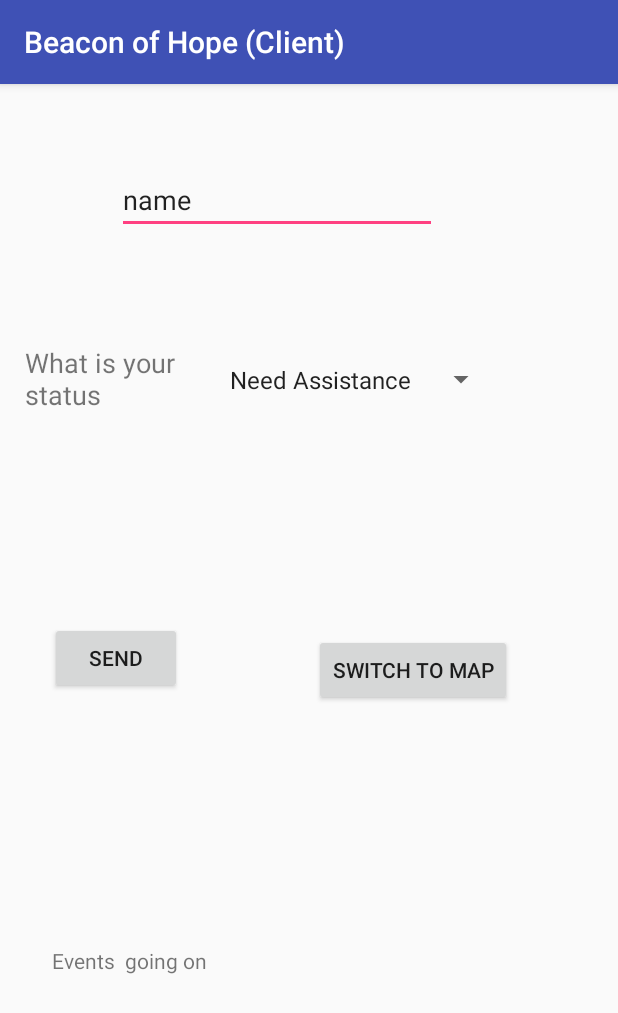
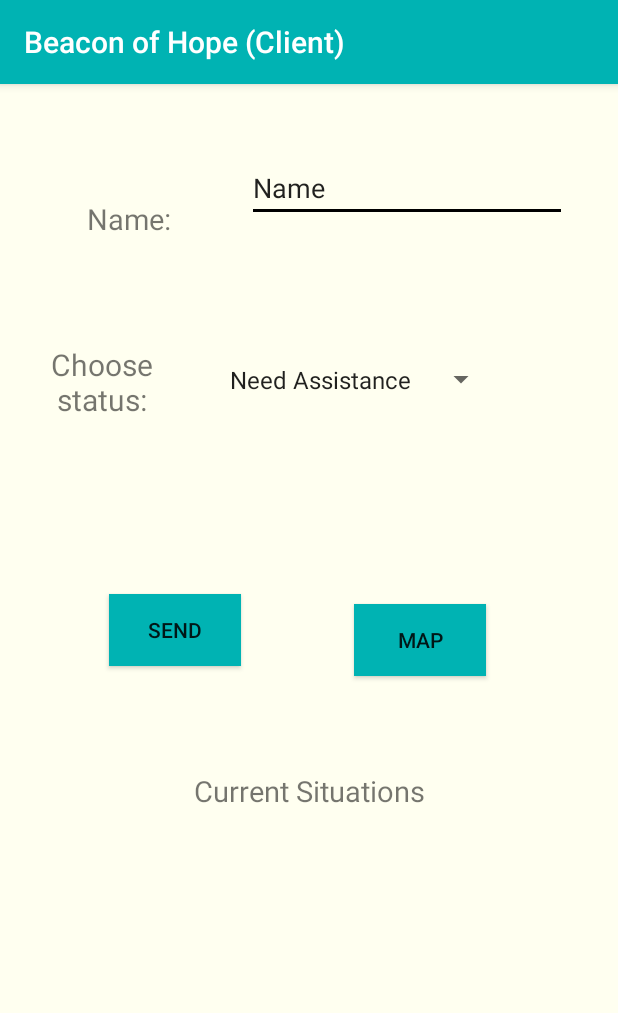
Before and after one commit to d3bird/Beacon-of-light, an Android app: the screen it shows after launch (MainActivity), on a phone screen of 412 x 824 dp. Shown: the top 1013 px of the screen. Run offline under Robolectric (Android 15) with nearby library versions, the phone set to English and light mode, and no system bars; our stand-ins replace Firebase (no records; nobody signed in at launch, a user with empty details on screens opened directly).

Commit message:
put colors on the app acott

```diff
--- a/client/app/build.gradle
+++ b/client/app/build.gradle
@@ -29,6 +29,7 @@ dependencies {
     compile 'com.google.firebase:firebase-core:11.8.0'
     compile 'com.google.firebase:firebase-database:11.8.0'
 
+    implementation 'com.android.support:design:26.1.0'
 }
 
 
--- a/client/app/src/main/res/layout/activity_main.xml
+++ b/client/app/src/main/res/layout/activity_main.xml
@@ -4,6 +4,8 @@
     xmlns:tools="http://schemas.android.com/tools"
     android:layout_width="match_parent"
     android:layout_height="match_parent"
+
+    android:background="#fffff0"
     tools:context="com.example.firebasetest.MainActivity">
 
     <Button
@@ -16,12 +18,13 @@
         android:layout_marginTop="8dp"
         android:onClick="sendinfo"
         android:text="send"
+        android:background="#00b3b3"
         app:layout_constraintBottom_toBottomOf="parent"
         app:layout_constraintEnd_toEndOf="parent"
-        app:layout_constraintHorizontal_bias="0.082"
+        app:layout_constraintHorizontal_bias="0.21"
         app:layout_constraintStart_toStartOf="parent"
         app:layout_constraintTop_toTopOf="parent"
-        app:layout_constraintVertical_bias="0.498" />
+        app:layout_constraintVertical_bias="0.472" />
 
     <EditText
         android:id="@+id/name"
@@ -33,13 +36,13 @@
         android:layout_marginTop="8dp"
         android:ems="10"
         android:inputType="textPersonName"
-        android:text="name"
+        android:text="Name"
         app:layout_constraintBottom_toBottomOf="parent"
         app:layout_constraintEnd_toEndOf="parent"
-        app:layout_constraintHorizontal_bias="0.385"
+        app:layout_constraintHorizontal_bias="0.856"
         app:layout_constraintStart_toStartOf="parent"
         app:layout_constraintTop_toTopOf="parent"
-        app:layout_constraintVertical_bias="0.066" />
+        app:layout_constraintVertical_bias="0.055" />
 
 
     <Button
@@ -51,13 +54,14 @@
         android:layout_marginStart="8dp"
         android:layout_marginTop="8dp"
         android:onClick="switchtomap"
-        android:text="switch to map"
+        android:text="map"
+        android:background="#00b3b3 "
         app:layout_constraintBottom_toBottomOf="parent"
         app:layout_constraintEnd_toEndOf="parent"
-        app:layout_constraintHorizontal_bias="0.56"
+        app:layout_constraintHorizontal_bias="0.456"
         app:layout_constraintStart_toEndOf="@+id/send"
         app:layout_constraintTop_toTopOf="parent"
-        app:layout_constraintVertical_bias="0.527" />
+        app:layout_constraintVertical_bias="0.498" />
 
     <Spinner
         android:id="@+id/spinner"
@@ -82,9 +86,9 @@
         android:layout_marginEnd="8dp"
         android:layout_marginStart="8dp"
         android:layout_marginTop="8dp"
-        android:text="What is your status"
-
-        android:textSize="18dp"
+        android:text="Choose status:"
+        android:textAlignment="center"
+        android:textSize="20dp"
         app:layout_constraintBottom_toBottomOf="parent"
         app:layout_constraintEnd_toEndOf="parent"
         app:layout_constraintHorizontal_bias="0.03"
@@ -95,12 +99,14 @@
     <TextView
         android:id="@+id/dangerevents"
         android:layout_width="345dp"
-        android:layout_height="185dp"
+        android:layout_height="145dp"
         android:layout_marginBottom="8dp"
         android:layout_marginEnd="8dp"
         android:layout_marginStart="8dp"
         android:layout_marginTop="8dp"
-        android:text="Events  going on "
+        android:text=""
+        android:textSize="29dp"
+
         app:layout_constraintBottom_toBottomOf="parent"
         app:layout_constraintEnd_toEndOf="parent"
         app:layout_constraintHorizontal_bias="0.52"
@@ -108,5 +114,42 @@
         app:layout_constraintTop_toTopOf="parent"
         app:layout_constraintVertical_bias="1.0" />
 
+    <TextView
+        android:id="@+id/textView2"
+        android:layout_width="231dp"
+        android:layout_height="53dp"
+        android:layout_marginBottom="8dp"
+        android:layout_marginEnd="8dp"
+        android:layout_marginStart="8dp"
+        android:layout_marginTop="8dp"
+        android:text="Current Situations"
+        android:textAlignment="center"
+
+        android:textSize="19dp"
+        app:layout_constraintBottom_toBottomOf="parent"
+        app:layout_constraintEnd_toEndOf="parent"
+        app:layout_constraintHorizontal_bias="0.502"
+        app:layout_constraintStart_toStartOf="parent"
+        app:layout_constraintTop_toTopOf="parent"
+        app:layout_constraintVertical_bias="0.644" />
+
+    <TextView
+        android:id="@+id/textView3"
+        android:layout_width="95dp"
+        android:layout_height="40dp"
+        android:layout_marginBottom="8dp"
+        android:layout_marginEnd="8dp"
+        android:layout_marginStart="8dp"
+        android:layout_marginTop="8dp"
+        android:text="Name:"
+        android:textAlignment="center"
+        android:textSize="19dp"
+        app:layout_constraintBottom_toTopOf="@+id/textView"
+        app:layout_constraintEnd_toStartOf="@+id/name"
+        app:layout_constraintHorizontal_bias="0.571"
+        app:layout_constraintStart_toStartOf="parent"
+        app:layout_constraintTop_toTopOf="parent"
+        app:layout_constraintVertical_bias="0.584" />
+
 
 </android.support.constraint.ConstraintLayout>
--- a/client/app/src/main/res/values/styles.xml
+++ b/client/app/src/main/res/values/styles.xml
@@ -3,9 +3,9 @@
     <!-- Base application theme. -->
     <style name="AppTheme" parent="Theme.AppCompat.Light.DarkActionBar">
         <!-- Customize your theme here. -->
-        <item name="colorPrimary">@color/colorPrimary</item>
-        <item name="colorPrimaryDark">@color/colorPrimaryDark</item>
-        <item name="colorAccent">@color/colorAccent</item>
+        <item name="colorPrimary">#00b3b3</item>
+        <item name="colorPrimaryDark">#00b3b3</item>
+        <item name="colorAccent">#000000</item>
     </style>
 
 </resources>
--- a/host/app/src/main/java/com/example/firebasetest/MainActivity.java
+++ b/host/app/src/main/java/com/example/firebasetest/MainActivity.java
@@ -40,7 +40,7 @@ public class MainActivity extends AppCompatActivity implements AdapterView.OnIte
     double[] LO ={-84.506192,-84.503379,-84.502511,-84.511164,-84.520706};
     double[] LA ={39.140375,39.139537,39.135282,39.129161,39.129311};
     TextView danger;
-
+    TextView eviltex;// = findViewById(R.id.eviltext);
 
     @Override
     protected void onCreate(Bundle savedInstanceState) {
@@ -74,6 +74,7 @@ public class MainActivity extends AppCompatActivity implements AdapterView.OnIte
                 }else if(myentry.getStatus()==5){
                     danger.append(myentry.getID()+'\n');
                 }
+                eviltex = findViewById(R.id.eviltext);
             }
 
             @Override
@@ -210,8 +211,9 @@ public class MainActivity extends AppCompatActivity implements AdapterView.OnIte
     public void switchevil(View view) {
         if(evil){
             evil = false;
-
+            eviltex.setText("good");
         }else{
+            eviltex.setText("evil");
             evil =true;
         }
 
```
Also changed, not shown: host/app/src/main/res/layout/activity_main.xml (+18 -1 lines), host/app/src/main/res/values/strings.xml (+8 -8 lines).
